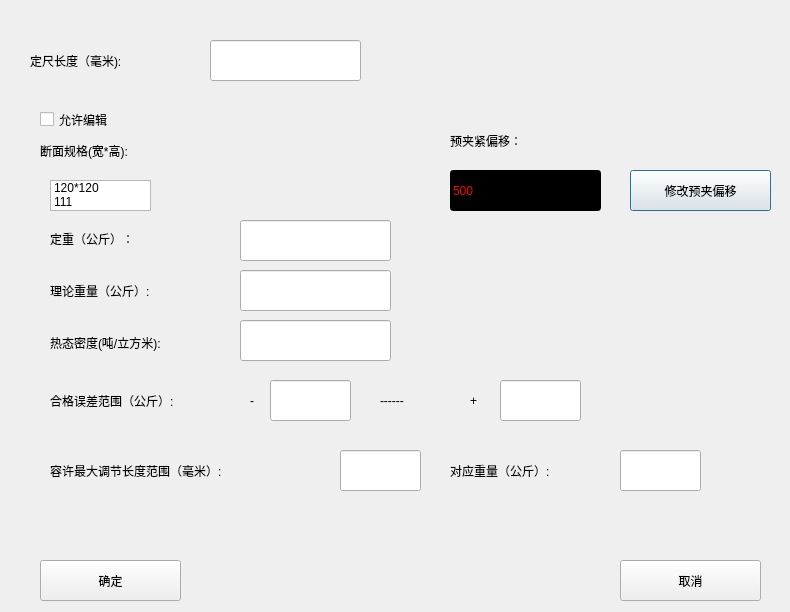
This is UI_SetFixLeng.ui in FSPengchen/Steel_FixdLengthSystem as Qt 5 draws it before an edit. The edited form follows.
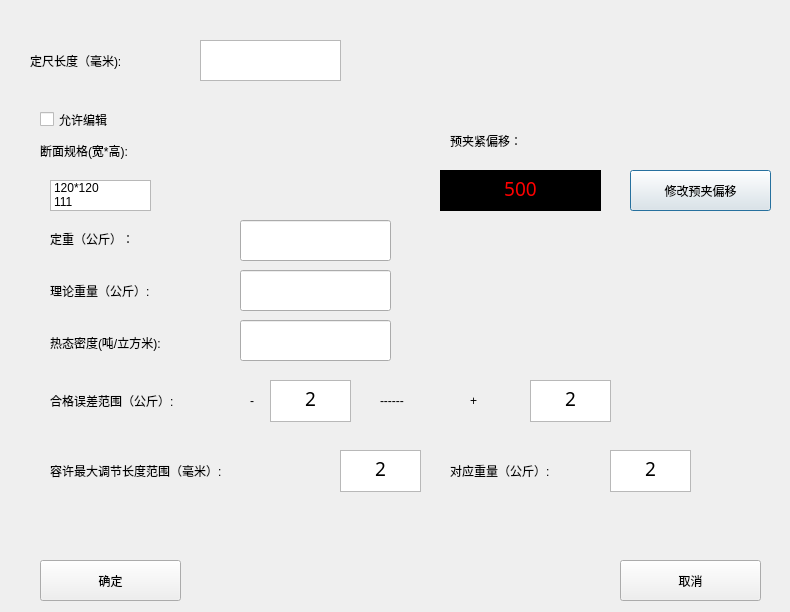
This is the edited form.

The edit to the form file:
```diff
--- a/UI_SetFixLeng.ui
+++ b/UI_SetFixLeng.ui
@@ -29,6 +29,20 @@
     <string>定尺长度（毫米):</string>
    </property>
   </widget>
+  <widget class="QTextEdit" name="textEdit">
+   <property name="geometry">
+    <rect>
+     <x>200</x>
+     <y>40</y>
+     <width>141</width>
+     <height>41</height>
+    </rect>
+   </property>
+   <property name="styleSheet">
+    <string notr="true">font: 12pt &quot;微软雅黑&quot;;
+</string>
+   </property>
+  </widget>
   <widget class="QLabel" name="label_2">
    <property name="geometry">
     <rect>
@@ -61,7 +75,38 @@
     <string>预夹紧偏移：</string>
    </property>
   </widget>
-  <widget class="QPushButton" name="Btn__PreClampOffset">
+  <widget class="QTextEdit" name="textEdit_2">
+   <property name="geometry">
+    <rect>
+     <x>440</x>
+     <y>170</y>
+     <width>161</width>
+     <height>41</height>
+    </rect>
+   </property>
+   <property name="font">
+    <font>
+     <family>微软雅黑</family>
+     <pointsize>10</pointsize>
+     <weight>50</weight>
+     <italic>false</italic>
+     <bold>false</bold>
+    </font>
+   </property>
+   <property name="styleSheet">
+    <string notr="true">background-color:black;
+font: 10pt &quot;微软雅黑&quot;;
+color:red;</string>
+   </property>
+   <property name="html">
+    <string>&lt;!DOCTYPE HTML PUBLIC &quot;-//W3C//DTD HTML 4.0//EN&quot; &quot;http://www.w3.org/TR/REC-html40/strict.dtd&quot;&gt;
+&lt;html&gt;&lt;head&gt;&lt;meta name=&quot;qrichtext&quot; content=&quot;1&quot; /&gt;&lt;style type=&quot;text/css&quot;&gt;
+p, li { white-space: pre-wrap; }
+&lt;/style&gt;&lt;/head&gt;&lt;body style=&quot; font-family:'微软雅黑'; font-size:10pt; font-weight:400; font-style:normal;&quot;&gt;
+&lt;p align=&quot;center&quot; style=&quot; margin-top:0px; margin-bottom:0px; margin-left:0px; margin-right:0px; -qt-block-indent:0; text-indent:0px;&quot;&gt;&lt;span style=&quot; font-size:14pt;&quot;&gt;500&lt;/span&gt;&lt;/p&gt;&lt;/body&gt;&lt;/html&gt;</string>
+   </property>
+  </widget>
+  <widget class="QPushButton" name="pushButton">
    <property name="geometry">
     <rect>
      <x>630</x>
@@ -126,6 +171,36 @@
     <string>-</string>
    </property>
   </widget>
+  <widget class="QTextEdit" name="textEdit_6">
+   <property name="geometry">
+    <rect>
+     <x>270</x>
+     <y>380</y>
+     <width>81</width>
+     <height>42</height>
+    </rect>
+   </property>
+   <property name="font">
+    <font>
+     <family>微软雅黑</family>
+     <pointsize>10</pointsize>
+     <weight>50</weight>
+     <italic>false</italic>
+     <bold>false</bold>
+    </font>
+   </property>
+   <property name="styleSheet">
+    <string notr="true">font: 10pt &quot;微软雅黑&quot;;
+</string>
+   </property>
+   <property name="html">
+    <string>&lt;!DOCTYPE HTML PUBLIC &quot;-//W3C//DTD HTML 4.0//EN&quot; &quot;http://www.w3.org/TR/REC-html40/strict.dtd&quot;&gt;
+&lt;html&gt;&lt;head&gt;&lt;meta name=&quot;qrichtext&quot; content=&quot;1&quot; /&gt;&lt;style type=&quot;text/css&quot;&gt;
+p, li { white-space: pre-wrap; }
+&lt;/style&gt;&lt;/head&gt;&lt;body style=&quot; font-family:'微软雅黑'; font-size:10pt; font-weight:400; font-style:normal;&quot;&gt;
+&lt;p align=&quot;center&quot; style=&quot; margin-top:0px; margin-bottom:0px; margin-left:0px; margin-right:0px; -qt-block-indent:0; text-indent:0px;&quot;&gt;&lt;span style=&quot; font-size:14pt;&quot;&gt;2&lt;/span&gt;&lt;/p&gt;&lt;/body&gt;&lt;/html&gt;</string>
+   </property>
+  </widget>
   <widget class="QLabel" name="label_9">
    <property name="geometry">
     <rect>
@@ -158,6 +233,36 @@
     <string>+</string>
    </property>
   </widget>
+  <widget class="QTextEdit" name="textEdit_7">
+   <property name="geometry">
+    <rect>
+     <x>530</x>
+     <y>380</y>
+     <width>81</width>
+     <height>42</height>
+    </rect>
+   </property>
+   <property name="font">
+    <font>
+     <family>微软雅黑</family>
+     <pointsize>10</pointsize>
+     <weight>50</weight>
+     <italic>false</italic>
+     <bold>false</bold>
+    </font>
+   </property>
+   <property name="styleSheet">
+    <string notr="true">font: 10pt &quot;微软雅黑&quot;;
+</string>
+   </property>
+   <property name="html">
+    <string>&lt;!DOCTYPE HTML PUBLIC &quot;-//W3C//DTD HTML 4.0//EN&quot; &quot;http://www.w3.org/TR/REC-html40/strict.dtd&quot;&gt;
+&lt;html&gt;&lt;head&gt;&lt;meta name=&quot;qrichtext&quot; content=&quot;1&quot; /&gt;&lt;style type=&quot;text/css&quot;&gt;
+p, li { white-space: pre-wrap; }
+&lt;/style&gt;&lt;/head&gt;&lt;body style=&quot; font-family:'微软雅黑'; font-size:10pt; font-weight:400; font-style:normal;&quot;&gt;
+&lt;p align=&quot;center&quot; style=&quot; margin-top:0px; margin-bottom:0px; margin-left:0px; margin-right:0px; -qt-block-indent:0; text-indent:0px;&quot;&gt;&lt;span style=&quot; font-size:14pt;&quot;&gt;2&lt;/span&gt;&lt;/p&gt;&lt;/body&gt;&lt;/html&gt;</string>
+   </property>
+  </widget>
   <widget class="QLabel" name="label_11">
    <property name="geometry">
     <rect>
@@ -174,6 +279,36 @@
     <string>容许最大调节长度范围（毫米）:</string>
    </property>
   </widget>
+  <widget class="QTextEdit" name="textEdit_8">
+   <property name="geometry">
+    <rect>
+     <x>340</x>
+     <y>450</y>
+     <width>81</width>
+     <height>42</height>
+    </rect>
+   </property>
+   <property name="font">
+    <font>
+     <family>微软雅黑</family>
+     <pointsize>10</pointsize>
+     <weight>50</weight>
+     <italic>false</italic>
+     <bold>false</bold>
+    </font>
+   </property>
+   <property name="styleSheet">
+    <string notr="true">font: 10pt &quot;微软雅黑&quot;;
+</string>
+   </property>
+   <property name="html">
+    <string>&lt;!DOCTYPE HTML PUBLIC &quot;-//W3C//DTD HTML 4.0//EN&quot; &quot;http://www.w3.org/TR/REC-html40/strict.dtd&quot;&gt;
+&lt;html&gt;&lt;head&gt;&lt;meta name=&quot;qrichtext&quot; content=&quot;1&quot; /&gt;&lt;style type=&quot;text/css&quot;&gt;
+p, li { white-space: pre-wrap; }
+&lt;/style&gt;&lt;/head&gt;&lt;body style=&quot; font-family:'微软雅黑'; font-size:10pt; font-weight:400; font-style:normal;&quot;&gt;
+&lt;p align=&quot;center&quot; style=&quot; margin-top:0px; margin-bottom:0px; margin-left:0px; margin-right:0px; -qt-block-indent:0; text-indent:0px;&quot;&gt;&lt;span style=&quot; font-size:14pt;&quot;&gt;2&lt;/span&gt;&lt;/p&gt;&lt;/body&gt;&lt;/html&gt;</string>
+   </property>
+  </widget>
   <widget class="QLabel" name="label_12">
    <property name="geometry">
     <rect>
@@ -190,6 +325,36 @@
     <string>对应重量（公斤）:</string>
    </property>
   </widget>
+  <widget class="QTextEdit" name="textEdit_9">
+   <property name="geometry">
+    <rect>
+     <x>610</x>
+     <y>450</y>
+     <width>81</width>
+     <height>42</height>
+    </rect>
+   </property>
+   <property name="font">
+    <font>
+     <family>微软雅黑</family>
+     <pointsize>10</pointsize>
+     <weight>50</weight>
+     <italic>false</italic>
+     <bold>false</bold>
+    </font>
+   </property>
+   <property name="styleSheet">
+    <string notr="true">font: 10pt &quot;微软雅黑&quot;;
+</string>
+   </property>
+   <property name="html">
+    <string>&lt;!DOCTYPE HTML PUBLIC &quot;-//W3C//DTD HTML 4.0//EN&quot; &quot;http://www.w3.org/TR/REC-html40/strict.dtd&quot;&gt;
+&lt;html&gt;&lt;head&gt;&lt;meta name=&quot;qrichtext&quot; content=&quot;1&quot; /&gt;&lt;style type=&quot;text/css&quot;&gt;
+p, li { white-space: pre-wrap; }
+&lt;/style&gt;&lt;/head&gt;&lt;body style=&quot; font-family:'微软雅黑'; font-size:10pt; font-weight:400; font-style:normal;&quot;&gt;
+&lt;p align=&quot;center&quot; style=&quot; margin-top:0px; margin-bottom:0px; margin-left:0px; margin-right:0px; -qt-block-indent:0; text-indent:0px;&quot;&gt;&lt;span style=&quot; font-size:14pt;&quot;&gt;2&lt;/span&gt;&lt;/p&gt;&lt;/body&gt;&lt;/html&gt;</string>
+   </property>
+  </widget>
   <widget class="QPushButton" name="Btn_FixLengYes">
    <property name="geometry">
     <rect>
@@ -307,74 +472,6 @@
     </rect>
    </property>
   </widget>
-  <widget class="QLineEdit" name="Lne_FixLength">
-   <property name="geometry">
-    <rect>
-     <x>210</x>
-     <y>40</y>
-     <width>151</width>
-     <height>41</height>
-    </rect>
-   </property>
-  </widget>
-  <widget class="QLineEdit" name="Lne_ErrRangeMinus">
-   <property name="geometry">
-    <rect>
-     <x>270</x>
-     <y>380</y>
-     <width>81</width>
-     <height>41</height>
-    </rect>
-   </property>
-  </widget>
-  <widget class="QLineEdit" name="Lne_LengthRangeMax">
-   <property name="geometry">
-    <rect>
-     <x>340</x>
-     <y>450</y>
-     <width>81</width>
-     <height>41</height>
-    </rect>
-   </property>
-  </widget>
-  <widget class="QLineEdit" name="Lne_ErrRangePlus">
-   <property name="geometry">
-    <rect>
-     <x>500</x>
-     <y>380</y>
-     <width>81</width>
-     <height>41</height>
-    </rect>
-   </property>
-  </widget>
-  <widget class="QLineEdit" name="Lne_WeightMax">
-   <property name="geometry">
-    <rect>
-     <x>620</x>
-     <y>450</y>
-     <width>81</width>
-     <height>41</height>
-    </rect>
-   </property>
-  </widget>
-  <widget class="QLineEdit" name="Lne_PreClampOffset">
-   <property name="geometry">
-    <rect>
-     <x>450</x>
-     <y>170</y>
-     <width>151</width>
-     <height>41</height>
-    </rect>
-   </property>
-   <property name="styleSheet">
-    <string notr="true">background-color:black;
-color:red;
-font: 14pt &quot;微软雅黑&quot;</string>
-   </property>
-   <property name="text">
-    <string>500</string>
-   </property>
-  </widget>
  </widget>
  <resources/>
  <connections/>
```
